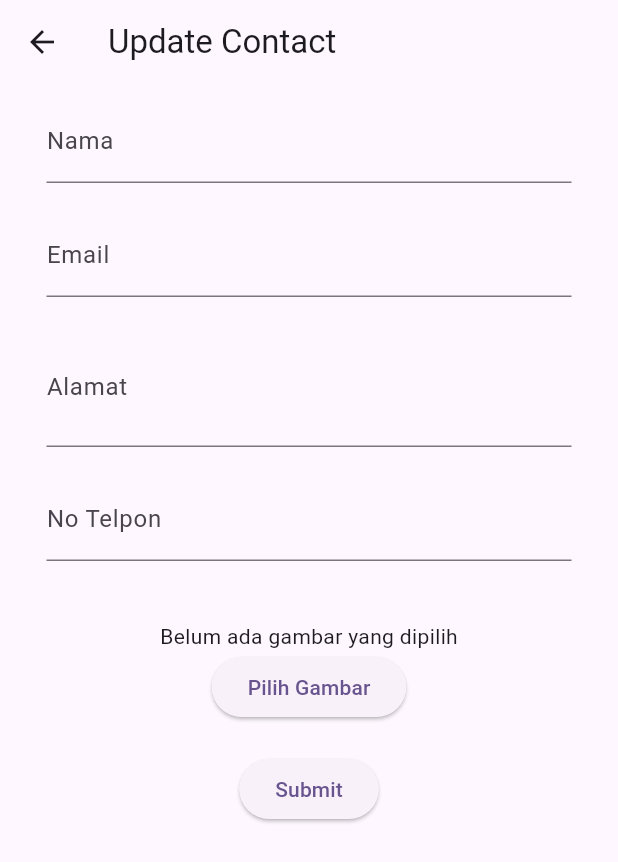
After one commit to abianfikri/app_api, a Flutter app: the ContactEditPage screen opened directly, after a tap on "Submit", on a phone screen of 412 x 824 dp. The commit adds this screen. Shown: the top 862 px of the screen. Run offline on Flutter 3.47's test engine with Material 3 defaults, Android fonts, the phone set to English and light mode, and no system bars; our stand-ins replace flutter_offline, geocoding, geolocator, google_maps_flutter, image_picker; network calls fail.

Commit message:
New Update

```diff
--- a/lib/main.dart
+++ b/lib/main.dart
@@ -1,4 +1,5 @@
 import 'package:app_api/view/home_page.dart';
+import 'package:app_api/view/test_page.dart';
 import 'package:flutter/material.dart';
 
 void main() {
--- a/lib/model/contact.dart
+++ b/lib/model/contact.dart
@@ -3,12 +3,14 @@ import 'dart:convert';
 import 'package:flutter/widgets.dart';
 
 class Contact {
+  int? id;
   final String nama;
   final String email;
   final String alamat;
   final String no_telpon;
   String? gambar;
   Contact({
+    this.id,
     required this.nama,
     required this.email,
     required this.alamat,
@@ -17,6 +19,7 @@ class Contact {
   });
 
   Contact copyWith({
+    ValueGetter<int?>? id,
     String? nama,
     String? email,
     String? alamat,
@@ -24,6 +27,7 @@ class Contact {
     ValueGetter<String?>? gambar,
   }) {
     return Contact(
+      id: id != null ? id() : this.id,
       nama: nama ?? this.nama,
       email: email ?? this.email,
       alamat: alamat ?? this.alamat,
@@ -34,6 +38,7 @@ class Contact {
 
   Map<String, dynamic> toMap() {
     return {
+      'id': id,
       'nama': nama,
       'email': email,
       'alamat': alamat,
@@ -44,6 +49,7 @@ class Contact {
 
   factory Contact.fromMap(Map<String, dynamic> map) {
     return Contact(
+      id: map['id']?.toInt(),
       nama: map['nama'] ?? '',
       email: map['email'] ?? '',
       alamat: map['alamat'] ?? '',
@@ -59,7 +65,7 @@ class Contact {
 
   @override
   String toString() {
-    return 'Contact(nama: $nama, email: $email, alamat: $alamat, no_telpon: $no_telpon, gambar: $gambar)';
+    return 'Contact(id: $id, nama: $nama, email: $email, alamat: $alamat, no_telpon: $no_telpon, gambar: $gambar)';
   }
 
   @override
@@ -67,6 +73,7 @@ class Contact {
     if (identical(this, other)) return true;
 
     return other is Contact &&
+        other.id == id &&
         other.nama == nama &&
         other.email == email &&
         other.alamat == alamat &&
@@ -76,7 +83,8 @@ class Contact {
 
   @override
   int get hashCode {
-    return nama.hashCode ^
+    return id.hashCode ^
+        nama.hashCode ^
         email.hashCode ^
         alamat.hashCode ^
         no_telpon.hashCode ^
--- /dev/null
+++ b/lib/view/contact_edit_page.dart
@@ -0,0 +1,198 @@
+import 'dart:io';
+
+import 'package:app_api/controller/contact_controller.dart';
+import 'package:app_api/model/contact.dart';
+import 'package:app_api/view/home_page.dart';
+import 'package:app_api/view/map_screen.dart';
+import 'package:flutter/material.dart';
+import 'package:image_picker/image_picker.dart';
+
+class ContactEditPage extends StatefulWidget {
+  const ContactEditPage(
+      {super.key,
+      this.id,
+      this.beforenama,
+      this.beforemail,
+      this.beforealamat,
+      this.beforetelpon,
+      this.beforeImage});
+
+  final int? id;
+  final String? beforenama, beforemail, beforealamat, beforetelpon;
+  final String? beforeImage;
+
+  @override
+  State<ContactEditPage> createState() => _ContactEditPageState();
+}
+
+class _ContactEditPageState extends State<ContactEditPage> {
+  final controller = ContactController();
+  final formKey = GlobalKey<FormState>();
+  final nama = TextEditingController();
+  final email = TextEditingController();
+  final alamat = TextEditingController();
+  final noTelpon = TextEditingController();
+
+  File? _imageFile;
+  final _imagePicker = ImagePicker();
+
+  Future getImage() async {
+    try {
+      final XFile? pickedImage =
+          await _imagePicker.pickImage(source: ImageSource.camera);
+
+      setState(() {
+        if (pickedImage != null) {
+          _imageFile = File(pickedImage.path);
+        } else {
+          const Text("No image selected");
+        }
+      });
+    } catch (e) {
+      print('error: $e');
+    }
+  }
+
+  @override
+  void initState() {
+    nama.text = widget.beforenama ?? '';
+    email.text = widget.beforemail ?? '';
+    alamat.text = widget.beforealamat ?? '';
+    noTelpon.text = widget.beforetelpon ?? '';
+    _imageFile = widget.beforeImage != null ? File(widget.beforeImage!) : null;
+    super.initState();
+  }
+
+  @override
+  Widget build(BuildContext context) {
+    return Scaffold(
+      appBar: AppBar(
+        title: const Text("Update Contact"),
+      ),
+      body: SafeArea(
+        child: SingleChildScrollView(
+          child: Form(
+            key: formKey,
+            child: Center(
+              child: Column(
+                children: [
+                  Container(
+                    margin: const EdgeInsets.all(10),
+                    width: 350,
+                    child: TextFormField(
+                      keyboardType: TextInputType.name,
+                      controller: nama,
+                      decoration: const InputDecoration(
+                        hintText: 'Masukkan Nama',
+                        labelText: 'Nama',
+                      ),
+                    ),
+                  ),
+                  Container(
+                    margin: const EdgeInsets.all(10),
+                    width: 350,
+                    child: TextFormField(
+                      keyboardType: TextInputType.emailAddress,
+                      controller: email,
+                      decoration: const InputDecoration(
+                        hintText: 'Masukkan Email',
+                        labelText: 'Email',
+                      ),
+                    ),
+                  ),
+                  Container(
+                    margin: const EdgeInsets.all(10),
+                    width: 350,
+                    child: TextFormField(
+                      keyboardType: TextInputType.text,
+                      controller: alamat,
+                      maxLines: 2,
+                      decoration: const InputDecoration(
+                        hintText: 'Pilih Alamat',
+                        labelText: 'Alamat',
+                      ),
+                      readOnly: true,
+                      onTap: () async {
+                        Navigator.push(
+                          context,
+                          MaterialPageRoute(
+                            builder: (context) => MapScreen(
+                              onLocationSelected: (selectedAddress) {
+                                setState(() {
+                                  alamat.text = selectedAddress;
+                                });
+                              },
+                            ),
+                          ),
+                        );
+                      },
+                    ),
+                  ),
+                  Container(
+                    margin: const EdgeInsets.all(10),
+                    width: 350,
+                    child: TextFormField(
+                      keyboardType: TextInputType.number,
+                      controller: noTelpon,
+                      decoration: const InputDecoration(
+                        hintText: 'Masukkan No Telpon',
+                        labelText: 'No Telpon',
+                      ),
+                    ),
+                  ),
+                  const SizedBox(
+                    height: 30,
+                  ),
+                  _imageFile == null
+                      ? const Text("Belum ada gambar yang dipilih")
+                      : Container(
+                          height: 250,
+                          margin: const EdgeInsets.all(20),
+                          child: Image.file(_imageFile!),
+                        ),
+                  ElevatedButton(
+                    onPressed: getImage,
+                    child: const Text("Pilih Gambar"),
+                  ),
+                  const SizedBox(
+                    height: 20,
+                  ),
+                  ElevatedButton(
+                      onPressed: () async {
+                        if (formKey.currentState!.validate()) {
+                          var result = await controller.updatePerson(
+                            Contact(
+                                nama: nama.text,
+                                email: email.text,
+                                alamat: alamat.text,
+                                no_telpon: noTelpon.text,
+                                gambar: _imageFile!.path),
+                            _imageFile,
+                          );
+
+                          ScaffoldMessenger.of(context).showSnackBar(
+                            SnackBar(
+                              content: Text(
+                                result['message'],
+                              ),
+                            ),
+                          );
+
+                          Navigator.pushAndRemoveUntil(
+                              context,
+                              MaterialPageRoute(
+                                builder: (context) => const HomePage(),
+                              ),
+                              (route) => false);
+                        }
+                      },
+                      child: Text("Submit"))
+                ],
+              ),
+            ),
+          ),
+        ),
+      ),
+    );
+  }
+}
--- a/lib/view/home_page.dart
+++ b/lib/view/home_page.dart
@@ -1,6 +1,7 @@
 import 'package:app_api/controller/contact_controller.dart';
 import 'package:app_api/model/contact.dart';
 import 'package:app_api/view/contact_add_page.dart';
+import 'package:app_api/view/contact_edit_page.dart';
 import 'package:flutter/material.dart';
 
 class HomePage extends StatefulWidget {
@@ -50,6 +51,20 @@ class _HomePageState extends State<HomePage> {
                     ),
                     title: Text(person.nama),
                     subtitle: Text(person.email),
+                    onLongPress: () async {
+                      Navigator.push(
+                          context,
+                          MaterialPageRoute(
+                            builder: (context) => ContactEditPage(
+                              id: person.id,
+                              beforenama: person.nama,
+                              beforealamat: person.alamat,
+                              beforemail: person.email,
+                              beforetelpon: person.no_telpon,
+                              beforeImage: person.gambar,
+                            ),
+                          ));
+                    },
                   ),
                 );
               },
--- a/pubspec.yaml
+++ b/pubspec.yaml
@@ -41,6 +41,7 @@ dependencies:
   geocoding: ^3.0.0
   google_maps_flutter: ^2.6.1
   permission_handler: ^11.3.1
+  flutter_offline: ^3.0.1
 
 dev_dependencies:
   flutter_test:
```
Also changed, not shown: lib/controller/contact_controller.dart (+32 -8 lines), lib/service/contact_service.dart (+16 -0 lines), lib/view/test_page.dart (added, +64 -0 lines), pubspec.lock, 3 other files.
